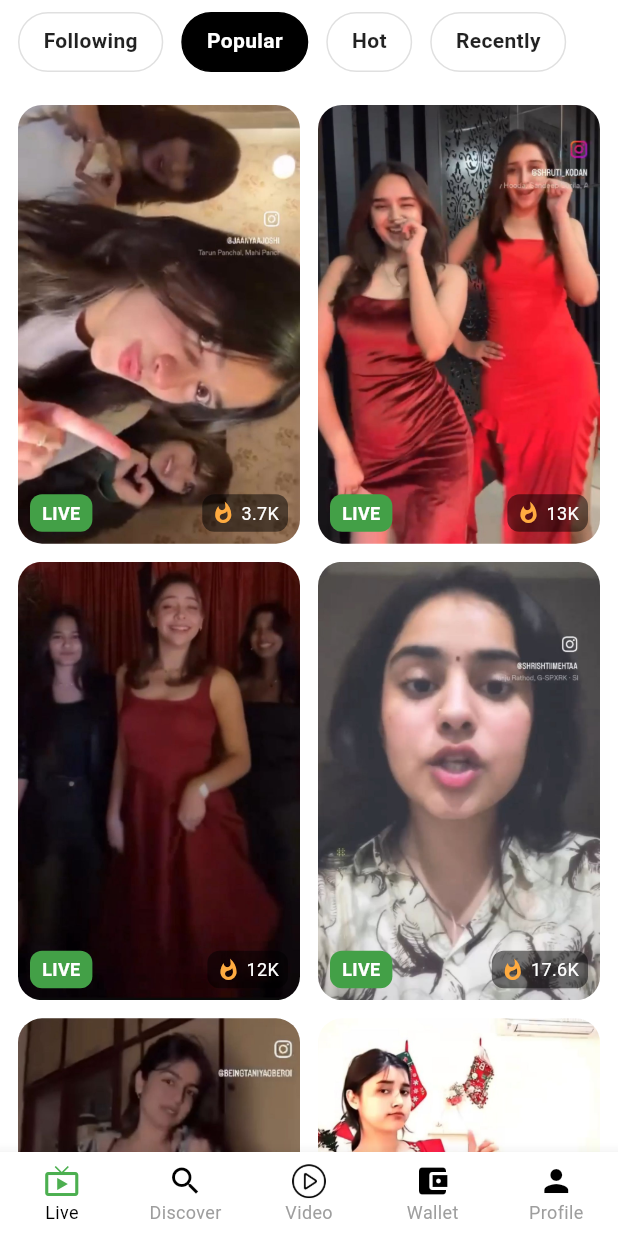
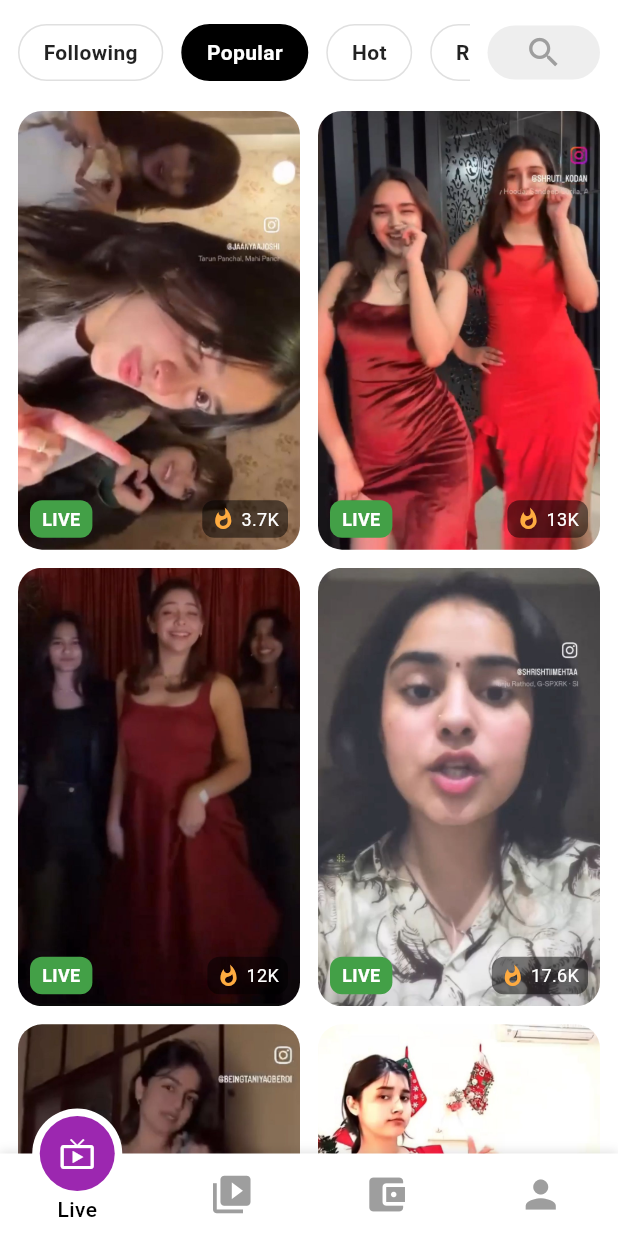
Before and after one commit to vivek-singh-123/friends-hub-social-streaming-app, a Flutter app: the HomeScreen screen opened by its route, on a phone screen of 412 x 824 dp. Run offline on Flutter 3.47's test engine with Material 3 defaults, Android fonts, the phone set to English and light mode, and no system bars; drawn by our look-alikes of motion_tab_bar_v2; our stand-ins replace flutter_html, google_fonts, image_picker, share_plus, video_player.

Commit message:
Update UI

```diff
--- a/lib/screens/home_screen.dart
+++ b/lib/screens/home_screen.dart
@@ -1,11 +1,10 @@
 import 'package:flutter/material.dart';
-import 'package:flutter/services.dart';
-import 'package:gosh_app/screens/live_screen.dart';
-import 'package:gosh_app/screens/post_screen.dart';
-import 'package:gosh_app/screens/discover_screen.dart';
-import 'package:gosh_app/screens/profile_screen.dart';
-import 'package:gosh_app/screens/wallet_screen.dart';
-import '../widgets/bottom_nav_bar.dart';
+import 'package:motion_tab_bar_v2/motion-tab-bar.dart';
+
+import 'live_screen.dart';
+import 'post_screen.dart';
+import 'wallet_screen.dart';
+import 'profile_screen.dart';
 
 class HomeScreen extends StatefulWidget {
   const HomeScreen({super.key});
@@ -14,57 +13,43 @@ class HomeScreen extends StatefulWidget {
   State<HomeScreen> createState() => _HomeScreenState();
 }
 
-class _HomeScreenState extends State<HomeScreen> {
-  int _currentIndex = 0; // ✅ Default to Live screen
+class _HomeScreenState extends State<HomeScreen> with TickerProviderStateMixin {
+  late TabController _tabController;
 
-  final List<Widget> _screens = [
-    const LiveScreen(),        // 0 - Live (light background)
-    const DiscoverScreen(),    // 1 - Discover (dark)
-    const PostScreen(),        // 2 - Post (dark)
-    WalletScreen(),            // 3 - Wallet (dark)
-    const ProfileScreen(),     // 4 - Profile (dark)
-  ];
-
-  void _onTabTapped(int index) {
-    setState(() => _currentIndex = index);
-  }
-
-  /// ✅ Dynamically set status bar style based on selected tab
-  SystemUiOverlayStyle _getStatusBarStyle() {
-    // Light background on LiveScreen -> dark icons
-    if (_currentIndex == 0) {
-      return const SystemUiOverlayStyle(
-        statusBarColor: Colors.white,
-        statusBarIconBrightness: Brightness.dark, // Black icons for white background
-        statusBarBrightness: Brightness.light,    // For iOS
-      );
-    } else {
-      // Dark backgrounds for other tabs -> white icons
-      return const SystemUiOverlayStyle(
-        statusBarColor: Colors.black,
-        statusBarIconBrightness: Brightness.light, // White icons
-        statusBarBrightness: Brightness.dark,      // For iOS
-      );
-    }
+  @override
+  void initState() {
+    super.initState();
+    _tabController = TabController(initialIndex: 0, length: 4, vsync: this);
   }
 
   @override
   Widget build(BuildContext context) {
-    final bool isPostScreen = _currentIndex == 2;
-
-    return AnnotatedRegion<SystemUiOverlayStyle>(
-      value: _getStatusBarStyle(),
-      child: Scaffold(
-        body: _screens[_currentIndex],
-        bottomNavigationBar: Theme(
-          data: Theme.of(context).copyWith(
-            canvasColor: isPostScreen ? Colors.black : Colors.white,
-          ),
-          child: BottomNavBar(
-            currentIndex: _currentIndex,
-            onTap: _onTabTapped,
-          ),
-        ),
+    return Scaffold(
+      backgroundColor: Colors.white,
+      bottomNavigationBar: MotionTabBar(
+        tabBarColor: Colors.white,
+        tabIconColor: Colors.grey,
+        tabSelectedColor: Colors.purple,
+        textStyle: const TextStyle(color: Colors.black, fontWeight: FontWeight.w500),
+        initialSelectedTab: "Live",
+        labels: const ["Live", "Video", "Wallet", "Profile"],
+        icons: const [Icons.live_tv, Icons.video_library, Icons.account_balance_wallet, Icons.person],
+        tabSize: 50,
+        tabBarHeight: 55,
+        onTabItemSelected: (int index) {
+          setState(() {
+            _tabController.index = index;
+          });
+        },
+      ),
+      body: TabBarView(
+        controller: _tabController,
+        children: [
+          LiveScreen(),     // 1: Live
+          PostScreen(),     // 2: Video
+          WalletScreen(),   // 3: Wallet
+          ProfileScreen(),  // 4: Profile
+        ],
       ),
     );
   }
--- a/lib/screens/live_screen.dart
+++ b/lib/screens/live_screen.dart
@@ -25,11 +25,10 @@ class _LiveScreenState extends State<LiveScreen> {
   @override
   void initState() {
     super.initState();
-    // ✅ Set status bar style for white background
     SystemChrome.setSystemUIOverlayStyle(const SystemUiOverlayStyle(
       statusBarColor: Colors.white,
-      statusBarIconBrightness: Brightness.dark, // Dark icons on white
-      statusBarBrightness: Brightness.light, // For iOS
+      statusBarIconBrightness: Brightness.dark,
+      statusBarBrightness: Brightness.light,
     ));
   }
 
@@ -43,26 +42,32 @@ class _LiveScreenState extends State<LiveScreen> {
           children: [
             const SizedBox(height: 8),
 
-            // 🔷 Top Tabs
+            // 🔷 Top Row: Scrollable Tabs + Fixed Discover Bar
             Padding(
-              padding: const EdgeInsets.only(left: 12, right: 12, bottom: 10),
-              child: SizedBox(
-                height: 40,
-                child: ListView.builder(
+              padding: const EdgeInsets.symmetric(horizontal: 12, vertical: 8),
+              child: Row(
+                children: [
+                  // ⬅️ Scrollable Categories
+                  Expanded(
+                    flex: 3,
+                    child: SingleChildScrollView(
                       scrollDirection: Axis.horizontal,
-                  itemCount: categories.length,
-                  itemBuilder: (context, index) {
+                      child: Row(
+                        children: List.generate(categories.length, (index) {
                           final isSelected = selectedIndex == index;
                           return GestureDetector(
                             onTap: () => onTabChanged(index),
                             child: Container(
                               margin: const EdgeInsets.only(right: 12),
-                        padding: const EdgeInsets.symmetric(horizontal: 16, vertical: 8),
+                              padding: const EdgeInsets.symmetric(
+                                  horizontal: 16, vertical: 8),
                               decoration: BoxDecoration(
                                 color: isSelected ? Colors.black : Colors.transparent,
                                 borderRadius: BorderRadius.circular(20),
                                 border: Border.all(
-                            color: isSelected ? Colors.black : Colors.grey.shade300,
+                                  color: isSelected
+                                      ? Colors.black
+                                      : Colors.grey.shade300,
                                 ),
                               ),
                               child: Text(
@@ -74,8 +79,27 @@ class _LiveScreenState extends State<LiveScreen> {
                               ),
                             ),
                           );
-                  },
+                        }),
                       ),
+                    ),
+                  ),
+
+                  const SizedBox(width: 12),
+
+                  // 🔍 Fixed Discover Bar
+                  Container(
+                    width: 75, // Adjusted width to better fit icon and invisible TextField
+                    height: 36,
+                    padding: const EdgeInsets.symmetric(horizontal: 10),
+                    decoration: BoxDecoration(
+                      color: Colors.grey.shade200,
+                      borderRadius: BorderRadius.circular(20),
+                    ),
+                    alignment: Alignment.center,
+                    child: Icon(Icons.search, color: Colors.grey, size: 26), // Centered icon only
+                  ),
+
+                ],
               ),
             ),
 
@@ -96,7 +120,8 @@ class _LiveScreenState extends State<LiveScreen> {
                       Navigator.push(
                         context,
                         MaterialPageRoute(
-                          builder: (_) => LivePlayerScreen(videoPath: videoPaths[index]),
+                          builder: (_) =>
+                              LivePlayerScreen(videoPath: videoPaths[index]),
                         ),
                       );
                     },
@@ -148,7 +173,7 @@ class LiveVideoCard extends StatelessWidget {
           ),
         ),
 
-        // 🟢 LIVE tag (bottom-left)
+        // 🟢 LIVE tag
         Positioned(
           bottom: 8,
           left: 8,
@@ -165,7 +190,7 @@ class LiveVideoCard extends StatelessWidget {
           ),
         ),
 
-        // 🔥 Views (bottom-right)
+        // 🔥 Views
         Positioned(
           bottom: 8,
           right: 8,
@@ -192,7 +217,6 @@ class LiveVideoCard extends StatelessWidget {
   }
 }
 
-// 🔴 Live Player Screen
 class LivePlayerScreen extends StatefulWidget {
   final String videoPath;
   const LivePlayerScreen({super.key, required this.videoPath});
@@ -209,11 +233,10 @@ class _LivePlayerScreenState extends State<LivePlayerScreen> {
   void initState() {
     super.initState();
 
-    // ✅ Set status bar style for dark background
     SystemChrome.setSystemUIOverlayStyle(const SystemUiOverlayStyle(
       statusBarColor: Colors.transparent,
-      statusBarIconBrightness: Brightness.light, // White icons
-      statusBarBrightness: Brightness.dark, // For iOS
+      statusBarIconBrightness: Brightness.light,
+      statusBarBrightness: Brightness.dark,
     ));
 
     _controller = VideoPlayerController.asset(widget.videoPath)
--- a/lib/widgets/bottom_nav_bar.dart
+++ b/lib/widgets/bottom_nav_bar.dart
@@ -1,6 +1,6 @@
 import 'package:flutter/material.dart';
 
-class BottomNavBar extends StatelessWidget {
+class BottomNavBar extends StatefulWidget {
   final int currentIndex;
   final void Function(int) onTap;
 
@@ -11,18 +11,38 @@ class BottomNavBar extends StatelessWidget {
   });
 
   @override
-  Widget build(BuildContext context) {
-    final bool isPostScreen = currentIndex == 2;
-
-    // Dynamic color logic
-    Color getIconColor(int index) {
-      if (index == currentIndex) return Colors.green;
-      return isPostScreen ? Colors.white : Colors.black;
+  State<BottomNavBar> createState() => _BottomNavBarState();
 }
 
+class _BottomNavBarState extends State<BottomNavBar> {
+  List<bool> _isTappedList = List.generate(4, (_) => false);
+
+  void _onTap(int index) {
+    setState(() {
+      _isTappedList[index] = true;
+    });
+
+    Future.delayed(Duration(milliseconds: 200), () {
+      setState(() {
+        _isTappedList[index] = false;
+      });
+    });
+
+    widget.onTap(index);
+  }
+
+  Color _getIconColor(int index) {
+    if (index == widget.currentIndex) return Colors.green;
+    return widget.currentIndex == 1 ? Colors.white : Colors.black;
+  }
+
+  @override
+  Widget build(BuildContext context) {
+    final isPostScreen = widget.currentIndex == 1;
+
     return BottomNavigationBar(
-      currentIndex: currentIndex,
-      onTap: onTap,
+      currentIndex: widget.currentIndex,
+      onTap: _onTap,
       backgroundColor: isPostScreen ? Colors.black : Colors.white,
       type: BottomNavigationBarType.fixed,
       showSelectedLabels: true,
@@ -33,42 +53,46 @@ class BottomNavBar extends StatelessWidget {
       unselectedItemColor: isPostScreen ? Colors.white60 : Colors.grey,
       items: [
         BottomNavigationBarItem(
-          icon: Icon(
-            Icons.live_tv,
-            color: getIconColor(0),
+          icon: AnimatedScale(
+            scale: _isTappedList[0] ? 1.3 : 1.0,
+            duration: Duration(milliseconds: 200),
+            curve: Curves.easeOutBack,
+            child: Icon(Icons.live_tv, color: _getIconColor(0)),
           ),
           label: "Live",
         ),
         BottomNavigationBarItem(
-          icon: Icon(
-            Icons.search,
-            color: getIconColor(1),
-          ),
-          label: "Discover",
-        ),
-        BottomNavigationBarItem(
-          icon: Image.asset(
+          icon: AnimatedScale(
+            scale: _isTappedList[1] ? 1.3 : 1.0,
+            duration: Duration(milliseconds: 200),
+            curve: Curves.easeOutBack,
+            child: Image.asset(
               'assets/icons/video.png',
               height: 24,
-            color: currentIndex == 2
+              color: widget.currentIndex == 1
                   ? Colors.green
                   : isPostScreen
                   ? Colors.white
                   : Colors.black,
             ),
+          ),
           label: "Video",
         ),
         BottomNavigationBarItem(
-          icon: Icon(
-            Icons.account_balance_wallet,
-            color: getIconColor(3),
+          icon: AnimatedScale(
+            scale: _isTappedList[2] ? 1.3 : 1.0,
+            duration: Duration(milliseconds: 200),
+            curve: Curves.easeOutBack,
+            child: Icon(Icons.account_balance_wallet, color: _getIconColor(2)),
           ),
           label: "Wallet",
         ),
         BottomNavigationBarItem(
-          icon: Icon(
-            Icons.person,
-            color: getIconColor(4),
+          icon: AnimatedScale(
+            scale: _isTappedList[3] ? 1.3 : 1.0,
+            duration: Duration(milliseconds: 200),
+            curve: Curves.easeOutBack,
+            child: Icon(Icons.person, color: _getIconColor(3)),
           ),
           label: "Profile",
         ),
--- a/pubspec.yaml
+++ b/pubspec.yaml
@@ -17,6 +17,7 @@ dependencies:
   share_plus: ^7.2.1
   flutter_html: ^3.0.0
   google_fonts: ^6.1.0
+  motion_tab_bar_v2: ^0.2.6
 
 dev_dependencies:
   flutter_test:
```
Also changed, not shown: lib/screens/discover_screen.dart (deleted, +0 -131 lines), lib/main.dart (line endings or trailing spaces), pubspec.lock. Lines whose indentation alone changed are shown as unchanged.
